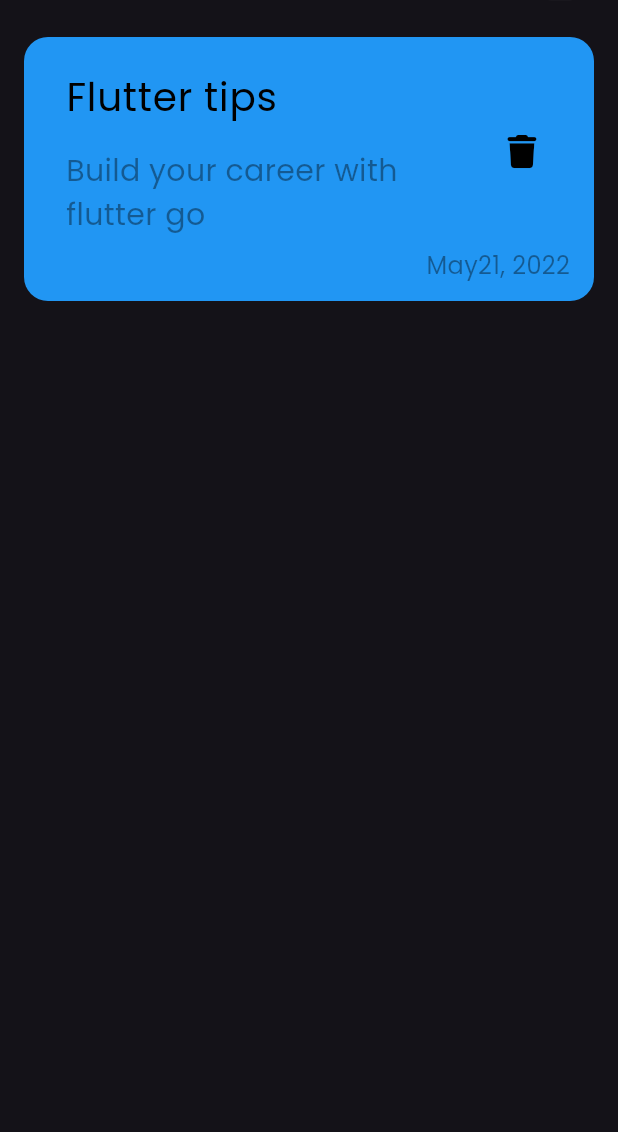
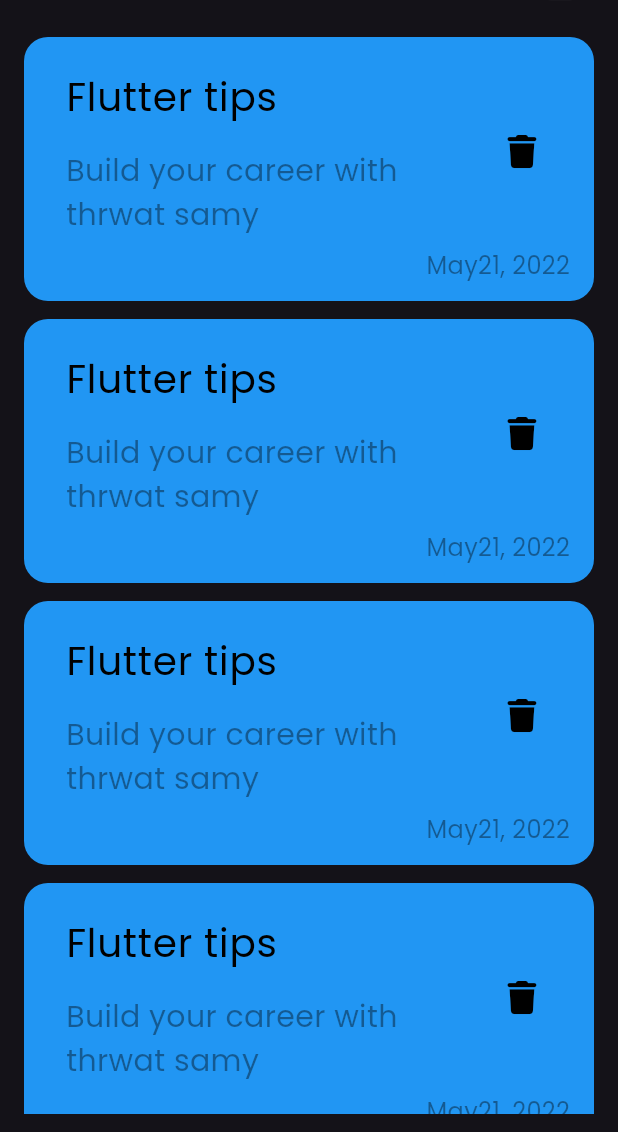
Before and after one commit to MostafaAjep/Notes-app, a Flutter app: the screen it shows after launch, on a phone screen of 412 x 824 dp, the part 104-1236 px from its top. Run offline on Flutter 3.47's test engine with Material 3 defaults, Android fonts, the phone set to English and light mode, and no system bars; our stand-ins replace font_awesome_flutter.

Commit message:
Create Notes List View

```diff
--- a/lib/widgets/note_item.dart
+++ b/lib/widgets/note_item.dart
@@ -6,7 +6,9 @@ class NoteItem extends StatelessWidget {
 
   @override
   Widget build(BuildContext context) {
-    return Container(
+    return Column(
+      children: [
+        Container(
           padding: const EdgeInsets.only(left: 12, top: 12, bottom: 12),
           decoration: BoxDecoration(
             color: Colors.blue,
@@ -23,7 +25,7 @@ class NoteItem extends StatelessWidget {
                 subtitle: Padding(
                   padding: const EdgeInsets.only(top: 16),
                   child: Text(
-                'Build your career with flutter go',
+                    'Build your career with thrwat samy',
                     style: TextStyle(
                         color: Colors.black.withOpacity(0.4), fontSize: 20),
                   ),
@@ -38,12 +40,15 @@ class NoteItem extends StatelessWidget {
                 padding: const EdgeInsets.only(right: 16),
                 child: Text(
                   'May21, 2022',
-              style:
-                  TextStyle(color: Colors.black.withOpacity(0.4), fontSize: 16),
+                  style: TextStyle(
+                      color: Colors.black.withOpacity(0.4), fontSize: 16),
                 ),
               ),
             ],
           ),
+        ),
+        const SizedBox(height: 12),
+      ],
     );
   }
 }
--- /dev/null
+++ b/lib/widgets/notes_list_view.dart
@@ -0,0 +1,17 @@
+import 'package:flutter/material.dart';
+import 'note_item.dart';
+
+class NotesListView extends StatelessWidget {
+  const NotesListView({super.key});
+
+  @override
+  Widget build(BuildContext context) {
+    return Expanded(
+      child: ListView.builder(
+        physics: const BouncingScrollPhysics(),
+        itemBuilder: (context, index) => const NoteItem(),
+        itemCount: 5,
+      ),
+    );
+  }
+}
--- a/lib/widgets/notes_view_body.dart
+++ b/lib/widgets/notes_view_body.dart
@@ -1,6 +1,6 @@
 import 'package:flutter/material.dart';
 import 'custom_app_bar.dart';
-import 'note_item.dart';
+import 'notes_list_view.dart';
 
 class NotesViewBody extends StatelessWidget {
   const NotesViewBody({super.key});
@@ -13,7 +13,7 @@ class NotesViewBody extends StatelessWidget {
         children: [
           CustomAppBar(),
           SizedBox(height: 12),
-          NoteItem(),
+          NotesListView(),
         ],
       ),
     );
```
Lines whose indentation alone changed are shown as unchanged.
